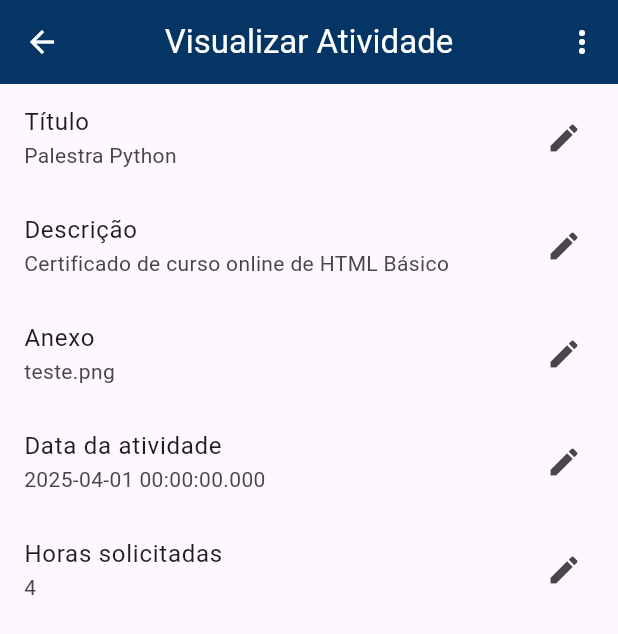
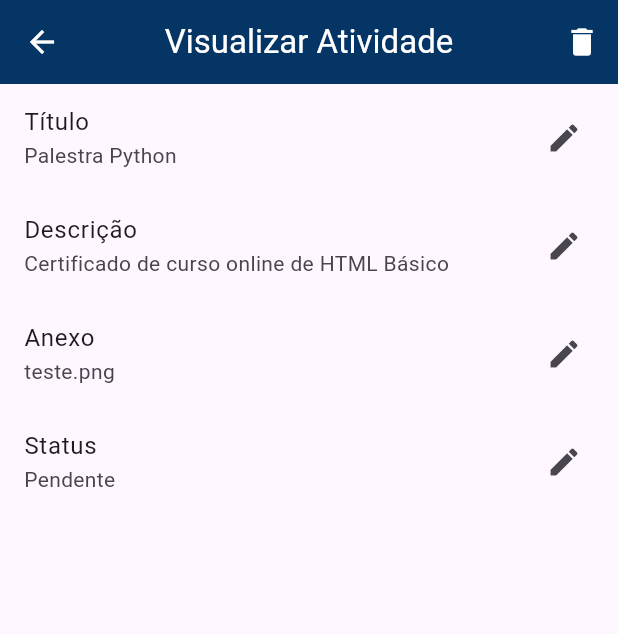
Before and after one commit to GabrielTurri/ac-smart-mobile, a Flutter app: the Activities screen opened by its route, after a tap on "Palestra Python", on a phone screen of 412 x 824 dp. Shown: the top 634 px of the screen. Run offline on Flutter 3.47's test engine with Material 3 defaults, Android fonts, the phone set to English and light mode, and no system bars; our stand-ins replace file_picker, go_router; project files that could hold a hidden picture were left out.

Commit message:
ajustes na tela de editar

```diff
--- a/lib/models/activity_model.dart
+++ b/lib/models/activity_model.dart
@@ -7,14 +7,14 @@ var uuid = const Uuid();
 class Activity {
   final String id = uuid.v4();
   final int raAluno = 123456;
-  final String titulo;
-  final String descricao;
-  final String arquivoPath;
-  final int horasSolicitadas;
-  final int horasAprovadas = 0;
-  final DateTime dataEntrega = DateTime.now();
+  String titulo;
+  String descricao;
+  String arquivoPath;
+  int horasSolicitadas;
+  int horasAprovadas = 0;
+  DateTime dataEntrega = DateTime.now();
   DateTime dataAtividade = DateTime.utc(2025, 04, 01);
-  final String status;
+  String status;
 
   int pageIndex = 0;
 
--- a/lib/viewmodels/activity_details_viewmodel.dart
+++ b/lib/viewmodels/activity_details_viewmodel.dart
@@ -21,8 +21,9 @@ class ActivityListItemProvider with ChangeNotifier {
     notifyListeners();
   }
 
-  void saveEditing(int index, String newText) {
-    _items[index].text = newText;
+  void saveEditing(int index, String idAtividade, String newText) {
+    // _items[index].text = newText;
+    // atividades.firstWhere((a) => a.id == idAtividade);
     _items[index].isEditing = false;
     notifyListeners();
   }
--- a/lib/views/atividade/activity_details.dart
+++ b/lib/views/atividade/activity_details.dart
@@ -1,10 +1,10 @@
 // import 'package:ac_smart/models/activity.dart';
 
-import 'package:ac_smart/viewmodels/activity_details_viewmodel.dart';
-import 'package:ac_smart/widgets/activity_menu.dart';
+import 'package:ac_smart/views/atividade/editar_atividade.dart';
+import 'package:ac_smart/views/atividade/ui/app_bar.dart';
 
 import 'package:provider/provider.dart';
-import 'package:ac_smart/views/atividade/ui/app_bar.dart';
+
 import 'package:ac_smart/viewmodels/atividades_viewmodel.dart';
 import 'package:flutter/material.dart';
 
@@ -149,129 +149,6 @@ class _InserirAtividadeState extends State<InserirAtividade> {
   }
 }
 
-class EditarAtividade extends StatelessWidget {
-  const EditarAtividade({
-    super.key,
-    required this.id,
-  });
-
-  final String id;
-
-  @override
-  Widget build(BuildContext context) {
-    final atividade = context.read<AtividadeProvider>().consultarAtividade(id);
-    final bool isEditable = (atividade.status == 'Aprovada') ? false : true;
-    return ChangeNotifierProvider(
-      create: (context) => ActivityListItemProvider(),
-      child: Scaffold(
-          appBar: AppBar(
-            title: const Text(
-              'Visualizar Atividade',
-              style: TextStyle(color: Colors.white),
-            ),
-            centerTitle: true,
-            backgroundColor: const Color(0xff043565),
-            iconTheme: const IconThemeData(color: Colors.white),
-            actions: const <Widget>[ActivityMenu()],
-            // [
-            //   IconButton(onPressed: () {}, icon: const Icon(Icons.more_vert))
-            // ],
-          ),
-          body: Consumer<ActivityListItemProvider>(
-              builder: (context, provider, child) {
-            if (isEditable) {
-              return ListView(
-                children: [
-                  _buildListTile(context, provider, atividade.titulo, 0),
-                  _buildListTile(context, provider, atividade.descricao, 1),
-                  _buildListTile(context, provider, atividade.arquivoPath, 2),
-                  _buildListTile(
-                      context, provider, atividade.dataAtividade.toString(), 3),
-                  _buildListTile(context, provider,
-                      atividade.horasSolicitadas.toString(), 4),
-                ],
-              );
-            } else {
-              return Column(
-                mainAxisSize: MainAxisSize.min,
-                spacing: 8,
-                children: [
-                  Center(
-                    child: Row(
-                      mainAxisSize: MainAxisSize.min,
-                      children: [
-                        const Text('Status: '),
-                        Text(
-                          atividade.status,
-                          style: const TextStyle(color: Colors.green),
-                        ),
-                      ],
-                    ),
-                  ),
-                  Expanded(
-                    child: ListView(
-                      children: [
-                        ListTile(
-                          title: const Text('Título'),
-                          subtitle: Text(atividade.titulo),
-                        ),
-                        ListTile(
-                          title: const Text('Descrição'),
-                          subtitle: Text(atividade.descricao),
-                        ),
-                        ListTile(
-                          title: const Text('Status'),
-                          subtitle: Text(atividade.status),
-                        ),
-                        ListTile(
-                          title: const Text('Data da atividade'),
-                          subtitle: Text('${atividade.dataAtividade}'),
-                        ),
-                        ListTile(
-                          title: const Text('Horas Solicitadas'),
-                          subtitle: Text('${atividade.horasSolicitadas}'),
-                        ),
-                      ],
-                    ),
-                  ),
-                ],
-              );
-            }
-          })),
-    );
-  }
-
-  Widget _buildListTile(BuildContext context, ActivityListItemProvider provider,
-      String field, int index) {
-    final item = provider.items[index];
-    final controller = TextEditingController(text: item.text);
-
-    return ListTile(
-      title: Text(item.text),
-      subtitle: item.isEditing
-          ? TextField(
-              controller: controller,
-              autofocus: true,
-              onSubmitted: (newValue) => provider.saveEditing(index, newValue),
-              onEditingComplete: () =>
-                  provider.saveEditing(index, controller.text),
-            )
-          : Text(field),
-      onTap: () {
-        if (!item.isEditing) {
-          provider.startEditing(index);
-        }
-      },
-      trailing: item.isEditing
-          ? IconButton(
-              icon: Icon(Icons.check),
-              onPressed: () => provider.saveEditing(index, controller.text),
-            )
-          : Icon(Icons.edit),
-    );
-  }
-}
-
 class CalendarioInput extends StatelessWidget {
   CalendarioInput(this.dataAtividade, {super.key});
   DateTime dataAtividade;
--- a/lib/views/atividade/atividades.dart
+++ b/lib/views/atividade/atividades.dart
@@ -1,6 +1,8 @@
+import 'package:ac_smart/viewmodels/atividades_viewmodel.dart';
 import 'package:ac_smart/views/atividade/ui/activity_container.dart';
 import 'package:ac_smart/views/atividade/ui/app_bar.dart';
 import 'package:flutter/material.dart';
+import 'package:provider/provider.dart';
 
 class Activities extends StatelessWidget {
   const Activities({super.key, this.isReproved = false});
@@ -8,11 +10,15 @@ class Activities extends StatelessWidget {
 
   @override
   Widget build(BuildContext context) {
+    final atividade = context.read<AtividadeProvider>();
+
     return Scaffold(
       appBar: ACSmartAppBar(
         title: (isReproved) ? 'Reprovadas' : 'Atividades',
       ),
-      body: SingleChildScrollView(
+      body: RefreshIndicator(
+        onRefresh: () => atividade.atualizar(),
+        child: SingleChildScrollView(
           // height: MediaQuery.of(context).size.width * 0.80,
           child: Column(
             children: [
@@ -24,6 +30,7 @@ class Activities extends StatelessWidget {
             ],
           ),
         ),
+      ),
     );
   }
 }
--- /dev/null
+++ b/lib/views/atividade/editar_atividade.dart
@@ -0,0 +1,266 @@
+import 'package:ac_smart/viewmodels/activity_details_viewmodel.dart';
+import 'package:ac_smart/viewmodels/atividades_viewmodel.dart';
+import 'package:ac_smart/widgets/activity_menu.dart';
+import 'package:flutter/material.dart';
+import 'package:provider/provider.dart';
+
+class EditarAtividade extends StatelessWidget {
+  const EditarAtividade({
+    super.key,
+    required this.id,
+  });
+
+  final String id;
+
+  @override
+  Widget build(BuildContext context) {
+    var atividade = context.read<AtividadeProvider>().consultarAtividade(id);
+    final itemAtividade = context.read<AtividadeProvider>();
+
+    final bool isEditable = (atividade.status == 'Aprovada') ? false : true;
+    return ChangeNotifierProvider(
+      create: (context) => ActivityListItemProvider(),
+      child: Scaffold(
+          appBar: AppBar(
+              title: const Text(
+                'Visualizar Atividade',
+                style: TextStyle(color: Colors.white),
+              ),
+              centerTitle: true,
+              backgroundColor: const Color(0xff043565),
+              iconTheme: const IconThemeData(color: Colors.white),
+              actions:
+                  // const <Widget>[ActivityMenu()],
+
+                  [
+                IconButton(
+                  onPressed: (atividade.status == 'Aprovada') ? null : () {},
+                  icon: const Icon(Icons.delete),
+                  color: Colors.white,
+                )
+              ]
+              // [
+              //   IconButton(onPressed: () {}, icon: const Icon(Icons.more_vert))
+              // ],
+              ),
+          body: Consumer<ActivityListItemProvider>(
+              builder: (context, provider, child) {
+            if (isEditable) {
+              final tituloController =
+                  TextEditingController(text: atividade.titulo);
+              final descricaoController =
+                  TextEditingController(text: atividade.descricao);
+              final arquivoPathController =
+                  TextEditingController(text: atividade.arquivoPath);
+              final dataAtividadeController = TextEditingController(
+                  text: atividade.dataAtividade.toString());
+              final statusController =
+                  TextEditingController(text: atividade.status);
+              final horasSolicitadasController = TextEditingController(
+                  text: atividade.horasSolicitadas.toString());
+              return ListView(
+                children: [
+                  ListTile(
+                    title: const Text('Título'),
+                    subtitle: provider.items[0].isEditing
+                        ? TextField(
+                            controller: tituloController,
+                            autofocus: true,
+                            onSubmitted: (newValue) =>
+                                provider.saveEditing(0, id, newValue),
+                            onEditingComplete: () => provider.saveEditing(
+                                0, id, tituloController.text),
+                          )
+                        : Text(atividade.titulo),
+                    onTap: () {
+                      if (!provider.items[0].isEditing) {
+                        provider.startEditing(0);
+                      }
+                    },
+                    trailing: provider.items[0].isEditing
+                        ? IconButton(
+                            icon: const Icon(Icons.check),
+                            onPressed: () {
+                              atividade.titulo = tituloController.text;
+                              provider.items[0].isEditing = false;
+                              provider.saveEditing(
+                                  0, id, tituloController.text);
+                            },
+                          )
+                        : const Icon(Icons.edit),
+                  ),
+                  ListTile(
+                    title: const Text('Descrição'),
+                    subtitle: provider.items[1].isEditing
+                        ? TextField(
+                            controller: descricaoController,
+                            autofocus: true,
+                            onSubmitted: (newValue) =>
+                                provider.saveEditing(1, id, newValue),
+                            onEditingComplete: () => provider.saveEditing(
+                                1, id, descricaoController.text),
+                          )
+                        : Text(atividade.descricao),
+                    onTap: () {
+                      if (!provider.items[1].isEditing) {
+                        provider.startEditing(1);
+                      }
+                    },
+                    trailing: provider.items[1].isEditing
+                        ? IconButton(
+                            icon: const Icon(Icons.check),
+                            onPressed: () {
+                              atividade.descricao = descricaoController.text;
+                              provider.items[1].isEditing = false;
+                              provider.saveEditing(
+                                  1, id, descricaoController.text);
+                            },
+                          )
+                        : const Icon(Icons.edit),
+                  ),
+                  ListTile(
+                    title: const Text('Anexo'),
+                    subtitle: provider.items[2].isEditing
+                        ? TextField(
+                            controller: arquivoPathController,
+                            autofocus: true,
+                            onSubmitted: (newValue) =>
+                                provider.saveEditing(2, id, newValue),
+                            onEditingComplete: () => provider.saveEditing(
+                                2, id, arquivoPathController.text),
+                          )
+                        : Text(atividade.arquivoPath),
+                    onTap: () {
+                      if (!provider.items[2].isEditing) {
+                        provider.startEditing(2);
+                      }
+                    },
+                    trailing: provider.items[2].isEditing
+                        ? IconButton(
+                            icon: const Icon(Icons.check),
+                            onPressed: () {
+                              atividade.arquivoPath =
+                                  arquivoPathController.text;
+                              provider.items[2].isEditing = false;
+                              provider.saveEditing(
+                                  2, id, arquivoPathController.text);
+                            },
+                          )
+                        : const Icon(Icons.edit),
+                  ),
+                  ListTile(
+                    title: const Text('Status'),
+                    subtitle: provider.items[3].isEditing
+                        ? TextField(
+                            controller: statusController,
+                            autofocus: true,
+                            onSubmitted: (newValue) =>
+                                provider.saveEditing(3, id, newValue),
+                            onEditingComplete: () => provider.saveEditing(
+                                3, id, statusController.text),
+                          )
+                        : Text(atividade.status),
+                    onTap: () {
+                      if (!provider.items[3].isEditing) {
+                        provider.startEditing(3);
+                      }
+                    },
+                    trailing: provider.items[3].isEditing
+                        ? IconButton(
+                            icon: const Icon(Icons.check),
+                            onPressed: () {
+                              atividade.status = statusController.text;
+                              provider.items[3].isEditing = false;
+                              provider.saveEditing(
+                                  2, id, statusController.text);
+                            },
+                          )
+                        : const Icon(Icons.edit),
+                  ),
+                  // _buildListTile(
+                  //     context, provider, atividade.dataAtividade.toString(), 3),
+                  // _buildListTile(context, provider,
+                  //     atividade.horasSolicitadas.toString(), 4),
+                ],
+              );
+            } else {
+              return Column(
+                mainAxisSize: MainAxisSize.min,
+                spacing: 8,
+                children: [
+                  Center(
+                    child: Row(
+                      mainAxisSize: MainAxisSize.min,
+                      children: [
+                        const Text('Status: '),
+                        Text(
+                          atividade.status,
+                          style: const TextStyle(color: Colors.green),
+                        ),
+                      ],
+                    ),
+                  ),
+                  Expanded(
+                    child: ListView(
+                      children: [
+                        ListTile(
+                          title: const Text('Título'),
+                          subtitle: Text(atividade.titulo),
+                        ),
+                        ListTile(
+                          title: const Text('Descrição'),
+                          subtitle: Text(atividade.descricao),
+                        ),
+                        ListTile(
+                          title: const Text('Status'),
+                          subtitle: Text(atividade.status),
+                        ),
+                        ListTile(
+                          title: const Text('Data da atividade'),
+                          subtitle: Text('${atividade.dataAtividade}'),
+                        ),
+                        ListTile(
+                          title: const Text('Horas Solicitadas'),
+                          subtitle: Text('${atividade.horasSolicitadas}'),
+                        ),
+                      ],
+                    ),
+                  ),
+                ],
+              );
+            }
+          })),
+    );
+  }
+
+  Widget _buildListTile(BuildContext context, ActivityListItemProvider provider,
+      String field, int index) {
+    final item = provider.items[index];
+    final controller = TextEditingController(text: field);
+
+    return ListTile(
+      title: Text(item.text),
+      subtitle: item.isEditing
+          ? TextField(
+              controller: controller,
+              autofocus: true,
+              onSubmitted: (newValue) =>
+                  provider.saveEditing(index, id, newValue),
+              onEditingComplete: () =>
+                  provider.saveEditing(index, id, controller.text),
+            )
+          : Text(field),
+      onTap: () {
+        if (!item.isEditing) {
+          provider.startEditing(index);
+        }
+      },
+      trailing: item.isEditing
+          ? IconButton(
+              icon: Icon(Icons.check),
+              onPressed: () => provider.saveEditing(index, id, controller.text),
+            )
+          : Icon(Icons.edit),
+    );
+  }
+}
--- a/lib/views/atividade/ui/activity_container.dart
+++ b/lib/views/atividade/ui/activity_container.dart
@@ -12,12 +12,15 @@ class ActivityList extends StatelessWidget {
   @override
   Widget build(BuildContext context) {
     List<Activity> atividades = context.watch<AtividadeProvider>().atividades;
+    final atividadeProvider = context.read<AtividadeProvider>();
 
     final listaAtividades = (isReproved)
         ? atividades.where((a) => a.status == "Reprovada").toList()
         : atividades.where((a) => a.status != "Reprovada").toList();
 
-    return SizedBox(
+    return RefreshIndicator(
+      onRefresh: () => atividadeProvider.atualizar(),
+      child: SizedBox(
         height: 600,
         width: double.infinity,
         child: ListView.builder(
@@ -26,6 +29,7 @@ class ActivityList extends StatelessWidget {
             return ActivityContainer(listaAtividades[index],
                 isReproved: isReproved);
           },
+        ),
       ),
     );
   }
```
Also changed, not shown: lib/viewmodels/atividades_viewmodel.dart (+39 -12 lines), 4 other files. Lines whose indentation alone changed are shown as unchanged.
